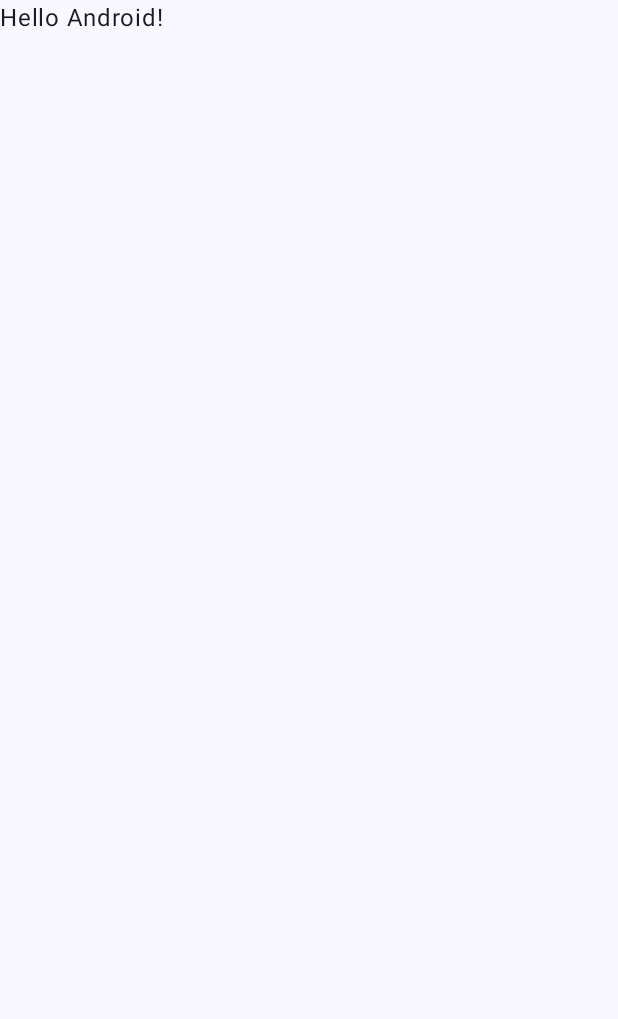
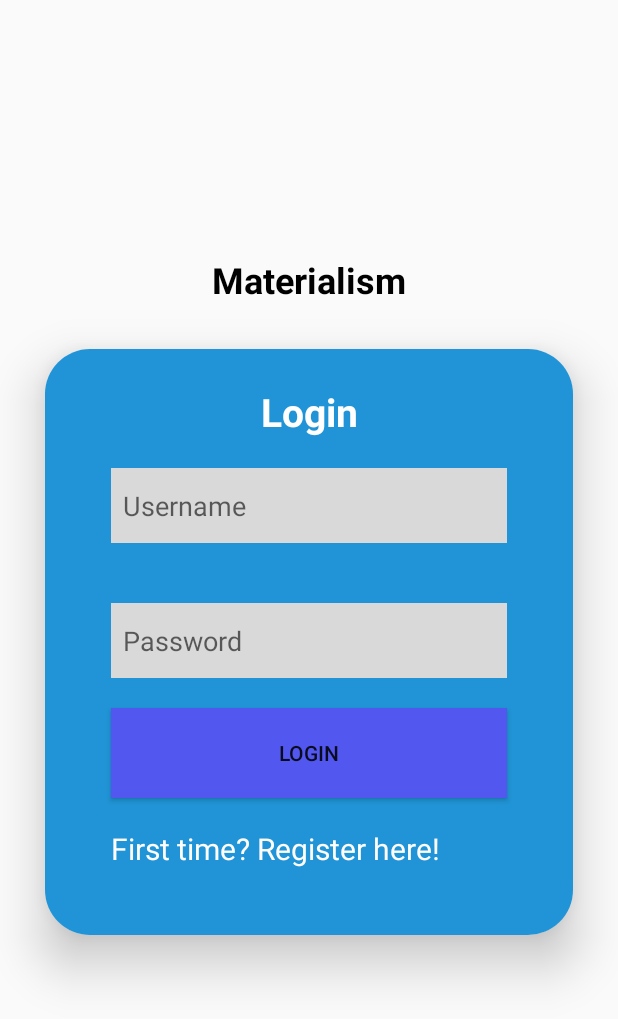
Before and after one commit to AlexMednov/Materialism, an Android app built with Jetpack Compose: the screen it shows after launch (MainActivity), on a phone screen of 412 x 824 dp. Before the commit the part shown is almost empty. Shown: the top 1019 px of the screen. Run offline under Robolectric (Android 15) with nearby library versions, the phone set to English and light mode, and no system bars.

Commit message:
ISSUE 6. Crated login screen, the design is to be improved but eh. The button does not do anything as of now, going to make it send to another activity.

```diff
--- a/app/build.gradle.kts
+++ b/app/build.gradle.kts
@@ -66,5 +66,8 @@ dependencies {
     androidTestImplementation(platform(libs.androidx.compose.bom))
     androidTestImplementation(libs.androidx.ui.test.junit4)
     debugImplementation(libs.androidx.ui.tooling)
-    debugImplementation(libs.androidx.ui.test.manifest);
+    debugImplementation(libs.androidx.ui.test.manifest)
+    implementation("androidx.cardview:cardview:1.0.0")
+    implementation("androidx.core:core-splashscreen:1.0.1")
+    implementation("com.google.android.material:material:1.1.0");
 }
--- a/app/src/main/java/com/materialism/MainActivity.kt
+++ b/app/src/main/java/com/materialism/MainActivity.kt
@@ -15,17 +15,18 @@ import com.materialism.ui.theme.MaterialismTheme
 class MainActivity : ComponentActivity() {
     override fun onCreate(savedInstanceState: Bundle?) {
         super.onCreate(savedInstanceState)
-        setContent {
-            MaterialismTheme {
-                // A surface container using the 'background' color from the theme
-                Surface(
-                    modifier = Modifier.fillMaxSize(),
-                    color = MaterialTheme.colorScheme.background
-                ) {
-                    Greeting("Android")
-                }
-            }
-        }
+        setContentView(R.layout.activity_main)
+//        setContent {
+//            MaterialismTheme {
+//                // A surface container using the 'background' color from the theme
+//                Surface(
+//                    modifier = Modifier.fillMaxSize(),
+//                    color = MaterialTheme.colorScheme.background
+//                ) {
+//                    Greeting("Android")
+//                }
+//            }
+//        }
     }
 }
 
--- a/app/src/main/res/layout/activity_main.xml
+++ b/app/src/main/res/layout/activity_main.xml
@@ -2,11 +2,88 @@
 <LinearLayout xmlns:android="http://schemas.android.com/apk/res/android"
     android:layout_width="match_parent"
     android:layout_height="match_parent"
-    android:orientation="vertical">
+    xmlns:app="http://schemas.android.com/apk/res-auto"
+    android:orientation="vertical"
+    android:gravity="center">
 
-    <Button
-        android:id="@+id/button"
+    <TextView
+        android:layout_width="wrap_content"
+        android:layout_height="wrap_content"
+        android:text="Materialism"
+        android:id="@+id/loginMaterialism"
+        android:textSize="24sp"
+        android:textColor="@color/black"
+        android:textStyle="bold">
+
+    </TextView>
+
+    <androidx.cardview.widget.CardView
         android:layout_width="match_parent"
         android:layout_height="wrap_content"
-        android:text="Button" />
+        android:layout_margin="30dp"
+        app:cardCornerRadius="30dp"
+        app:cardElevation="20dp">
+
+        <LinearLayout
+            android:layout_width="match_parent"
+            android:layout_height="wrap_content"
+            android:orientation="vertical"
+            android:padding="24dp"
+            android:background="@color/login_color">
+
+            <TextView
+                android:layout_width="match_parent"
+                android:layout_height="wrap_content"
+                android:text="Login"
+                android:id="@+id/LoginText"
+                android:textSize="26sp"
+                android:textAlignment="center"
+                android:textStyle="bold"
+                android:textColor="@color/white">
+            </TextView>
+
+            <EditText
+                android:layout_width="match_parent"
+                android:layout_height="50dp"
+                android:id="@+id/username"
+                android:layout_margin="20dp"
+                android:padding="8dp"
+                android:background="@color/light_grey_login"
+                android:hint="Username">
+
+            </EditText>
+
+            <EditText
+                android:layout_width="match_parent"
+                android:layout_height="50dp"
+                android:id="@+id/password"
+                android:layout_margin="20dp"
+                android:padding="8dp"
+                android:background="@color/light_grey_login"
+                android:hint="Password">
+
+            </EditText>
+
+            <Button
+                android:layout_width="match_parent"
+                android:layout_height="60dp"
+                android:text="Login"
+                android:background="@color/login_button_color"
+                android:layout_marginHorizontal="20dp"
+                >
+
+            </Button>
+
+            <TextView
+                android:layout_width="wrap_content"
+                android:layout_height="wrap_content"
+                android:text="First time? Register here!"
+                android:textSize="20sp"
+                android:textColor="@color/white"
+                android:layout_margin="20dp"
+                >
+
+            </TextView>
+        </LinearLayout>
+    </androidx.cardview.widget.CardView>
 </LinearLayout>
--- a/app/src/main/res/values/strings.xml
+++ b/app/src/main/res/values/strings.xml
@@ -1,3 +1,6 @@
 <resources>
     <string name="app_name">Materialism</string>
+    <color name="login_color">#2094D6</color>
+    <color name="light_grey_login">#D9D9D9</color>
+    <color name="login_button_color">#5157EF</color>
 </resources>
```
